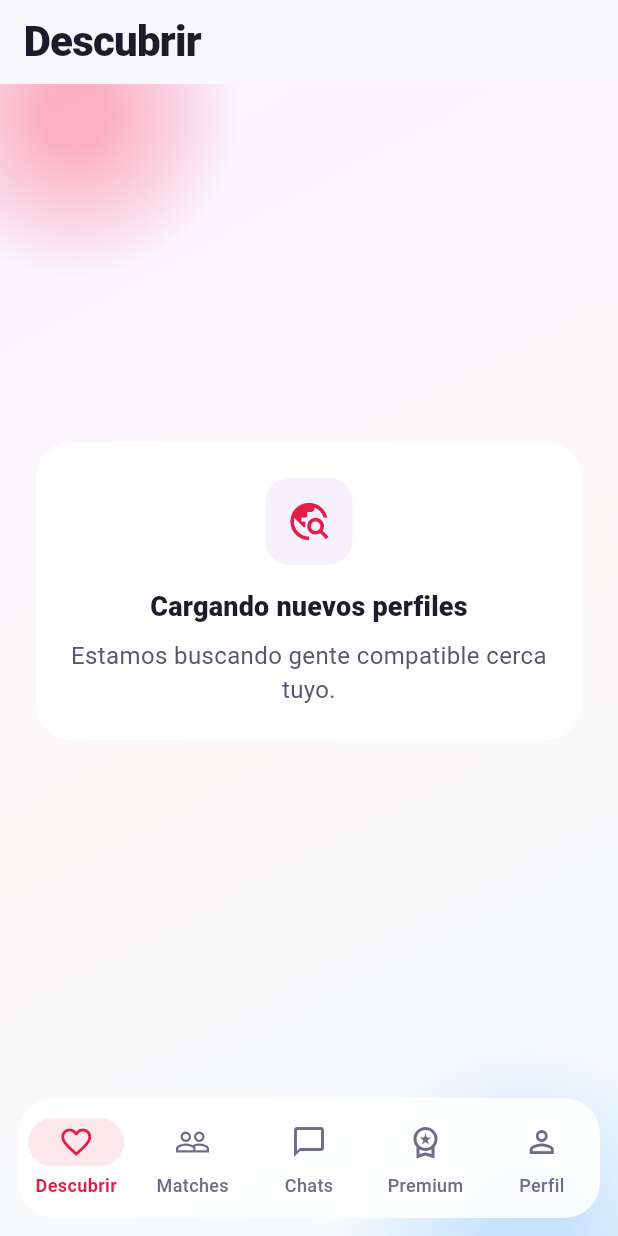
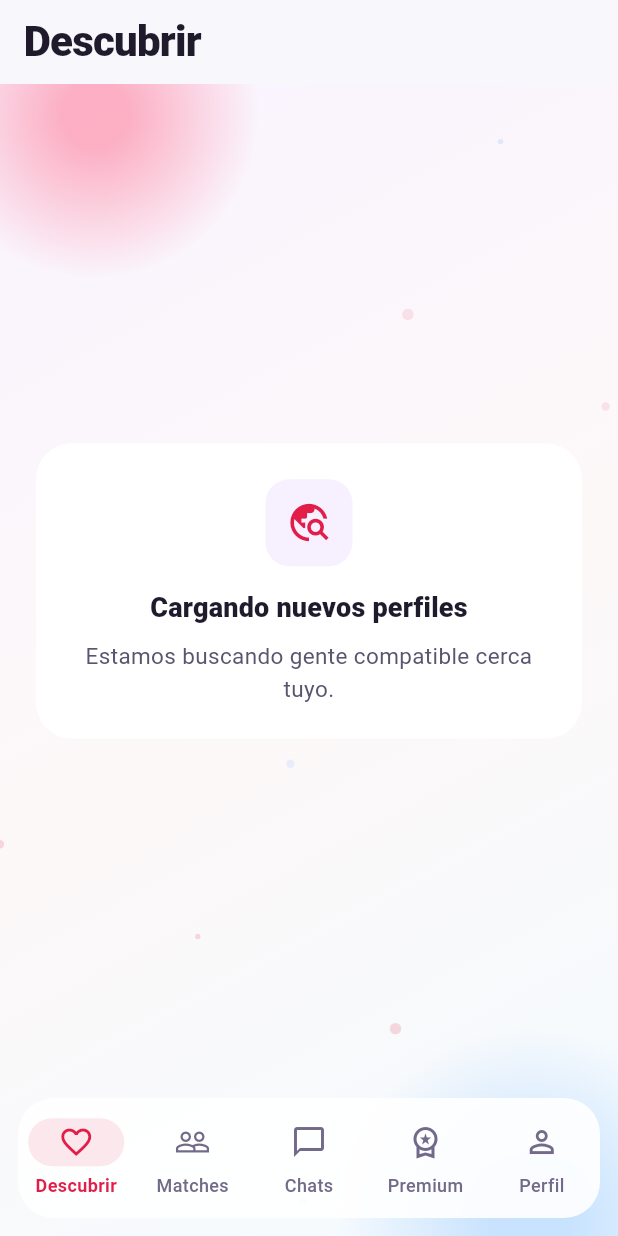
Before and after one commit to Lisandro1313/Finder, a Flutter app: the screen it shows once a user with an empty profile is signed in, on a phone screen of 412 x 824 dp. Run offline on Flutter 3.47's test engine with Material 2 defaults, Android fonts, the phone set to English and light mode, and no system bars; our stand-ins replace cloud_firestore, firebase_auth, firebase_core, firebase_messaging, google_sign_in, in_app_purchase; accounts and stored records are empty.

Commit message:
feat(visual): animated atmosphere, match confetti celebration, and release typography polish

```diff
--- a/lib/app/finder_home.dart
+++ b/lib/app/finder_home.dart
@@ -14,6 +14,7 @@ import '../data/repositories/profile_repository.dart';
 import '../data/repositories/safety_repository.dart';
 import '../features/chats/chats_tab.dart';
 import '../features/common/finder_atmosphere.dart';
+import '../features/common/match_celebration_overlay.dart';
 import '../features/common/ui_feedback.dart';
 import '../features/discover/discover_tab.dart';
 import '../features/matches/matches_tab.dart';
@@ -222,6 +223,8 @@ class _FinderHomeState extends State<FinderHome> {
 
     if (!mounted) return;
     if (isMatch) {
+      unawaited(UiFeedback.emphasis());
+      unawaited(showMatchCelebration(context, profile.name));
       ScaffoldMessenger.of(context).showSnackBar(
         SnackBar(content: Text('Match con ${profile.name}! Ya puedes chatear.')),
       );
@@ -256,6 +259,8 @@ class _FinderHomeState extends State<FinderHome> {
       SnackBar(content: Text('Super Like enviado a ${profile.name}.')),
     );
     if (isMatch) {
+      unawaited(UiFeedback.emphasis());
+      unawaited(showMatchCelebration(context, profile.name));
       ScaffoldMessenger.of(context).showSnackBar(
         SnackBar(content: Text('Match instantaneo con ${profile.name}!')),
       );
--- a/lib/features/common/finder_atmosphere.dart
+++ b/lib/features/common/finder_atmosphere.dart
@@ -1,12 +1,46 @@
+import 'dart:math' as math;
+
 import 'package:flutter/material.dart';
 
-class FinderAtmosphere extends StatelessWidget {
+class FinderAtmosphere extends StatefulWidget {
   const FinderAtmosphere({super.key, required this.child});
 
   final Widget child;
 
   @override
+  State<FinderAtmosphere> createState() => _FinderAtmosphereState();
+}
+
+class _FinderAtmosphereState extends State<FinderAtmosphere>
+    with SingleTickerProviderStateMixin {
+  late final AnimationController _controller;
+
+  @override
+  void initState() {
+    super.initState();
+    _controller = AnimationController(
+      vsync: this,
+      duration: const Duration(seconds: 12),
+    )..repeat();
+  }
+
+  @override
+  void dispose() {
+    _controller.dispose();
+    super.dispose();
+  }
+
+  @override
   Widget build(BuildContext context) {
+    return AnimatedBuilder(
+      animation: _controller,
+      builder: (context, _) {
+        final t = _controller.value * (2 * math.pi);
+        final topDx = math.sin(t) * 14;
+        final topDy = math.cos(t * 0.8) * 10;
+        final bottomDx = math.cos(t * 0.9) * 16;
+        final bottomDy = math.sin(t * 1.1) * 11;
+
         return Stack(
           children: [
             Container(
@@ -23,24 +57,31 @@ class FinderAtmosphere extends StatelessWidget {
                 ),
               ),
             ),
-        const Positioned(
-          top: -90,
-          left: -60,
-          child: _GlowBlob(
+            Positioned.fill(
+              child: CustomPaint(
+                painter: _ParticlePainter(progress: _controller.value),
+              ),
+            ),
+            Positioned(
+              top: -90 + topDy,
+              left: -60 + topDx,
+              child: const _GlowBlob(
                 size: 220,
                 colors: [Color(0x80FF6B8A), Color(0x00FF6B8A)],
               ),
             ),
-        const Positioned(
-          bottom: -130,
-          right: -70,
-          child: _GlowBlob(
+            Positioned(
+              bottom: -130 + bottomDy,
+              right: -70 + bottomDx,
+              child: const _GlowBlob(
                 size: 260,
                 colors: [Color(0x809CCBFF), Color(0x009CCBFF)],
               ),
             ),
-        child,
+            widget.child,
           ],
+        );
+      },
     );
   }
 }
@@ -69,3 +110,33 @@ class _GlowBlob extends StatelessWidget {
     );
   }
 }
+
+class _ParticlePainter extends CustomPainter {
+  _ParticlePainter({required this.progress});
+
+  final double progress;
+
+  @override
+  void paint(Canvas canvas, Size size) {
+    final particles = List.generate(11, (index) => index);
+    for (final i in particles) {
+      final fx = (i * 0.17 + progress) % 1;
+      final fy = (i * 0.23 + (progress * 1.2)) % 1;
+      final x = size.width * fx;
+      final y = size.height * fy;
+      final radius = 1.8 + (i % 3);
+      final alpha = 0.10 + ((i % 4) * 0.03);
+
+      final paint = Paint()
+        ..color = i.isEven
+            ? const Color(0xFFE11D48).withOpacity(alpha)
+            : const Color(0xFF60A5FA).withOpacity(alpha);
+      canvas.drawCircle(Offset(x, y), radius, paint);
+    }
+  }
+
+  @override
+  bool shouldRepaint(covariant _ParticlePainter oldDelegate) {
+    return oldDelegate.progress != progress;
+  }
+}
--- a/lib/main.dart
+++ b/lib/main.dart
@@ -127,10 +127,10 @@ class FinderApp extends StatelessWidget {
                 letterSpacing: -1.2,
               ),
               headlineSmall: const TextStyle(
-                fontSize: 28,
+                fontSize: 30,
                 fontWeight: FontWeight.w800,
                 color: Color(0xFF1F1B2D),
-                letterSpacing: -0.7,
+                letterSpacing: -0.6,
               ),
               titleMedium: const TextStyle(
                 fontSize: 18,
@@ -138,12 +138,12 @@ class FinderApp extends StatelessWidget {
                 color: Color(0xFF1F1B2D),
               ),
               bodyLarge: const TextStyle(
-                fontSize: 20,
-                height: 1.45,
+                fontSize: 18,
+                height: 1.4,
                 color: Color(0xFF3A3451),
               ),
               bodyMedium: const TextStyle(
-                fontSize: 16,
+                fontSize: 15,
                 height: 1.45,
                 color: Color(0xFF5A546F),
               ),
@@ -165,7 +165,7 @@ class FinderApp extends StatelessWidget {
           style: FilledButton.styleFrom(
             backgroundColor: brand,
             foregroundColor: Colors.white,
-            padding: const EdgeInsets.symmetric(vertical: 15),
+            padding: const EdgeInsets.symmetric(vertical: 14),
             textStyle: const TextStyle(fontSize: 16, fontWeight: FontWeight.w700),
             shape: RoundedRectangleBorder(borderRadius: BorderRadius.circular(16)),
           ),
@@ -173,7 +173,7 @@ class FinderApp extends StatelessWidget {
         outlinedButtonTheme: OutlinedButtonThemeData(
           style: OutlinedButton.styleFrom(
             foregroundColor: const Color(0xFF1F1B2D),
-            padding: const EdgeInsets.symmetric(vertical: 15),
+            padding: const EdgeInsets.symmetric(vertical: 14),
             side: const BorderSide(color: Color(0xFFD8D3E8)),
             textStyle: const TextStyle(fontSize: 16, fontWeight: FontWeight.w700),
             shape: RoundedRectangleBorder(borderRadius: BorderRadius.circular(16)),
```
Also changed, not shown: lib/features/common/match_celebration_overlay.dart (added, +126 -0 lines). Lines whose indentation alone changed are shown as unchanged.
